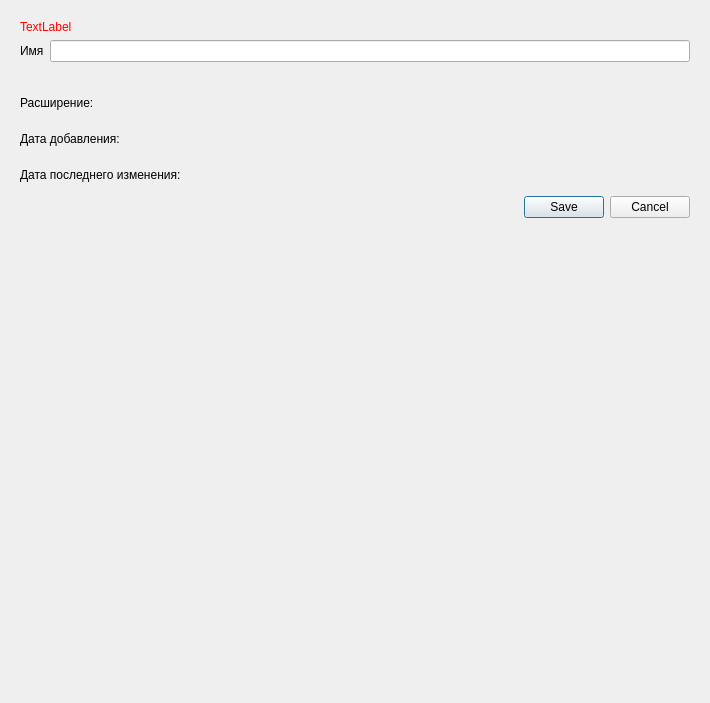
Before: the Qt Designer form interface/file/fileForm.ui in strizh78/MApp, drawn with Qt 5.
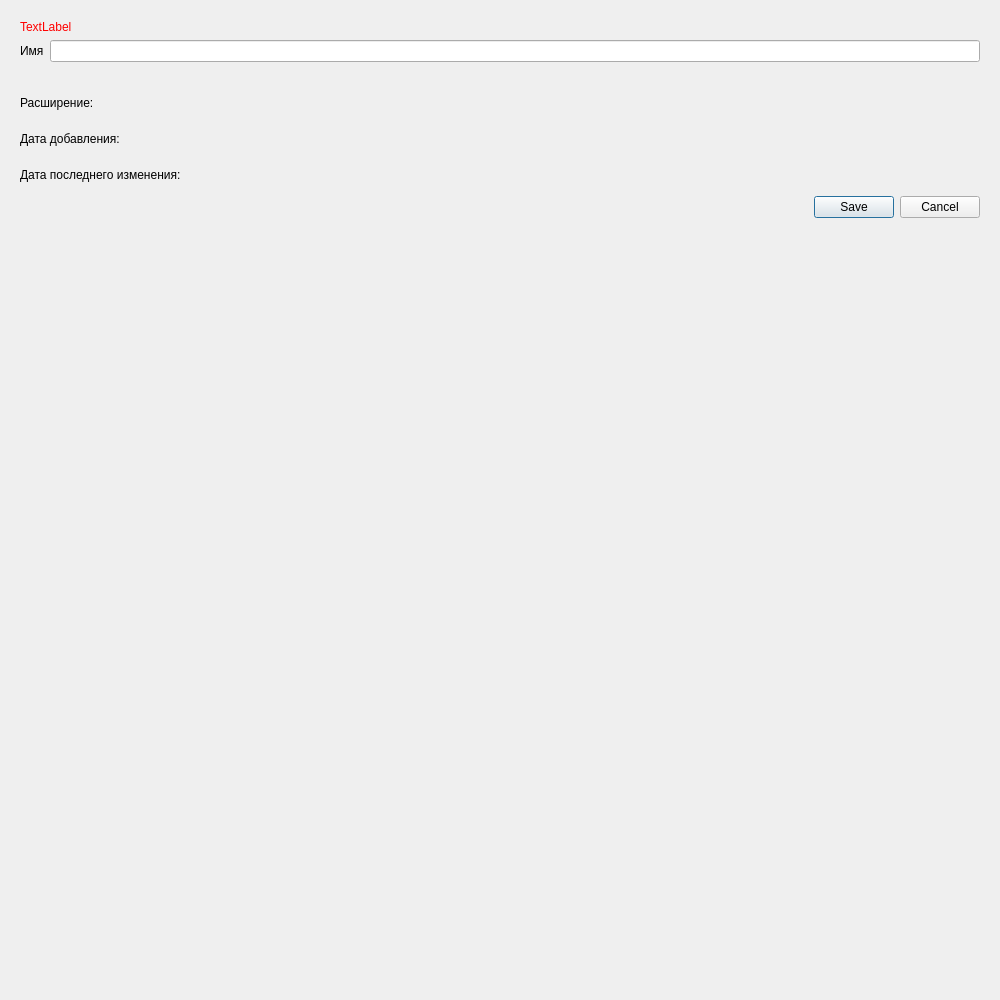
After: the same form once the commit is applied.

The edit to the form file:
```diff
--- a/interface/file/fileForm.ui
+++ b/interface/file/fileForm.ui
@@ -6,8 +6,8 @@
    <rect>
     <x>0</x>
     <y>0</y>
-    <width>710</width>
-    <height>703</height>
+    <width>1000</width>
+    <height>1000</height>
    </rect>
   </property>
   <property name="windowTitle">
@@ -16,6 +16,9 @@
   <layout class="QVBoxLayout" name="verticalLayout">
    <item>
     <layout class="QHBoxLayout" name="allLayout">
+     <property name="spacing">
+      <number>7</number>
+     </property>
      <item>
       <widget class="QWidget" name="infoWidget" native="true">
        <property name="minimumSize">
@@ -65,14 +68,14 @@
          </layout>
         </item>
         <item>
+         <layout class="QVBoxLayout" name="extraInfLayout">
+          <item>
          <widget class="QLabel" name="appointmentLabel">
           <property name="text">
            <string/>
           </property>
          </widget>
         </item>
-        <item>
-         <layout class="QVBoxLayout" name="extraInfLayout">
           <item>
            <layout class="QHBoxLayout" name="horizontalLayout_2">
             <item>
```
Lines whose indentation alone changed are shown as unchanged.
